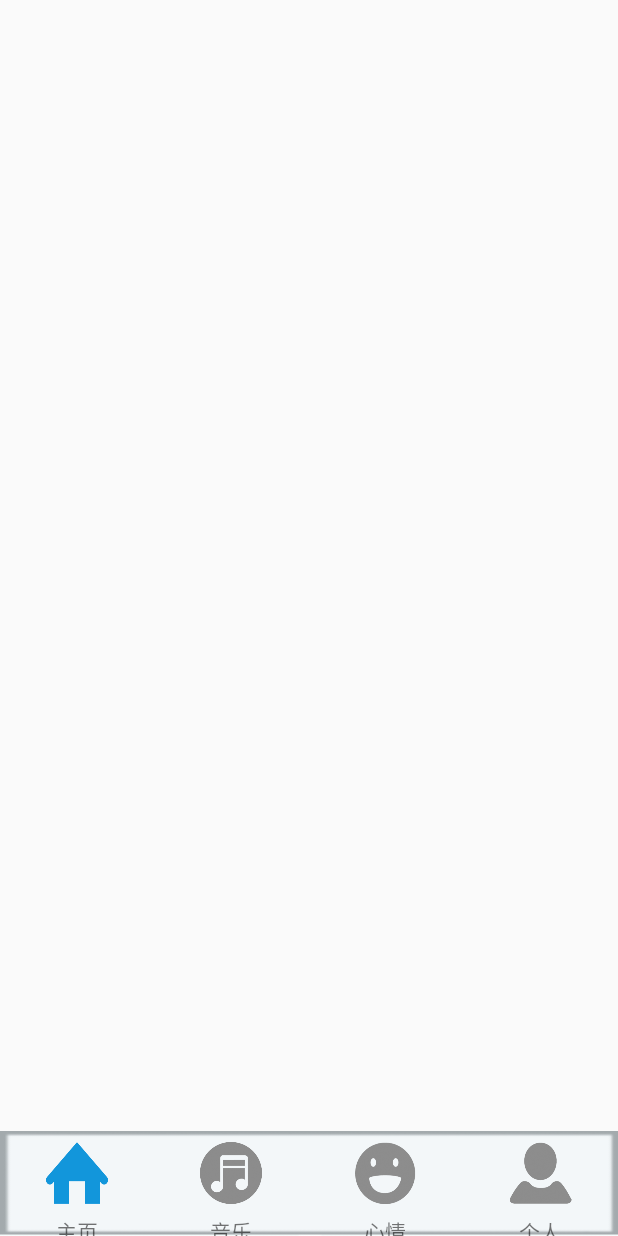
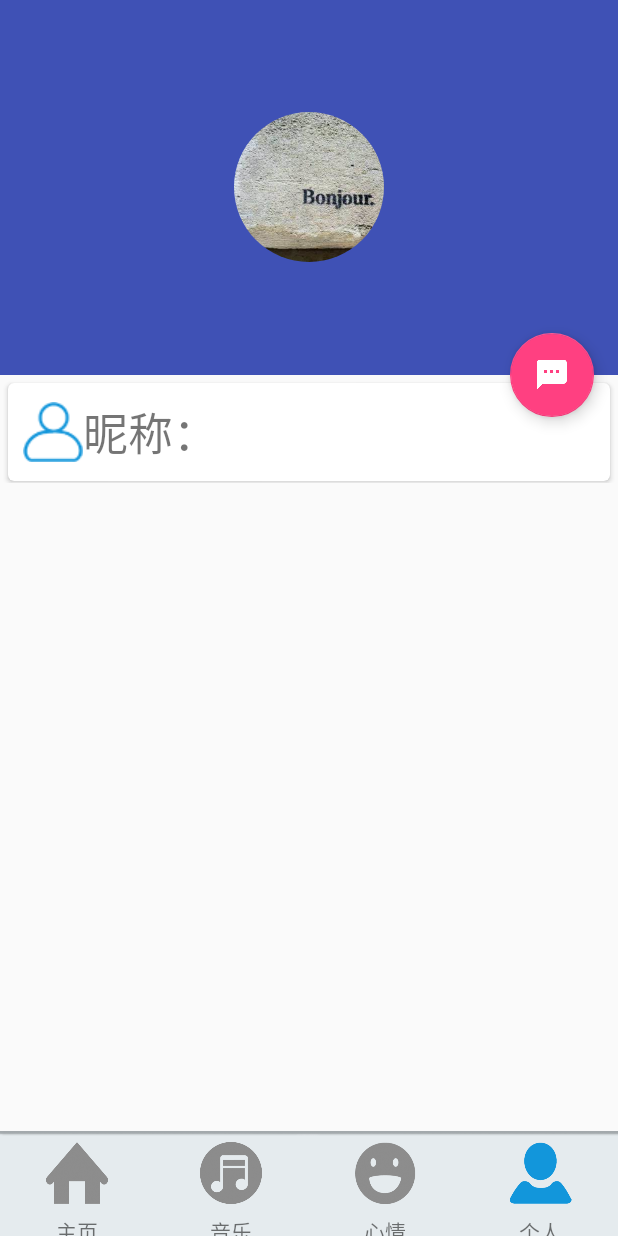
Before and after one commit to LeoGoTi/TaSays, an Android app: the MainActivity screen opened directly, with no data from a screen before it, on a phone screen of 412 x 824 dp. Run offline under Robolectric (Android 15) with nearby library versions, the phone set to English and light mode, and no system bars; our stand-ins replace CircleImageView.

Commit message:
version0.1.6

```diff
--- a/app/build.gradle
+++ b/app/build.gradle
@@ -26,4 +26,7 @@ dependencies {
     testImplementation 'junit:junit:4.12'
     androidTestImplementation 'com.android.support.test:runner:1.0.1'
     androidTestImplementation 'com.android.support.test.espresso:espresso-core:3.0.1'
+    compile 'com.android.support:design:26.1.0'
+    compile 'com.android.support:cardview-v7:26.1.0'
+    compile 'de.hdodenhof:circleimageview:2.1.0'
 }
--- a/app/src/main/res/layout/main_layout.xml
+++ b/app/src/main/res/layout/main_layout.xml
@@ -1,95 +1,215 @@
+<LinearLayout xmlns:android="http://schemas.android.com/apk/res/android"
+    xmlns:app="http://schemas.android.com/apk/res-auto"
+    android:layout_width="match_parent"
+    android:layout_height="match_parent"
+    android:orientation="vertical">
+
+    <FrameLayout
+        android:id="@+id/main_personal_frag"
+        android:layout_width="match_parent"
+        android:layout_height="0sp"
+        android:layout_weight="1">
+
+        <android.support.design.widget.CoordinatorLayout xmlns:android="http://schemas.android.com/apk/res/android"
+            xmlns:app="http://schemas.android.com/apk/res-auto"
+            android:layout_width="match_parent"
+            android:layout_height="match_parent"
+            android:fitsSystemWindows="true">
+
+            <android.support.design.widget.AppBarLayout
+                android:id="@+id/appBar"
+                android:layout_width="match_parent"
+                android:layout_height="250dp"
+                android:fitsSystemWindows="true">
+
+                <android.support.design.widget.CollapsingToolbarLayout
+                    android:id="@+id/collapsing_toolbar"
+                    android:layout_width="match_parent"
+                    android:layout_height="match_parent"
+                    android:fitsSystemWindows="true"
+                    android:theme="@style/ThemeOverlay.AppCompat.Dark.ActionBar"
+                    app:contentScrim="?attr/colorPrimary"
+                    app:layout_scrollFlags="scroll|exitUntilCollapsed">
+
+                    <ImageView
+                        android:id="@+id/back_image_view"
+                        android:layout_width="match_parent"
+                        android:layout_height="match_parent"
+                        android:fitsSystemWindows="true"
+                        android:scaleType="centerCrop"
+                        app:layout_collapseMode="parallax" />
+
+                    <de.hdodenhof.circleimageview.CircleImageView
+                        android:id="@+id/portrait"
+                        android:layout_width="100dp"
+                        android:layout_height="100dp"
+                        android:src="@drawable/port"
+                        android:layout_gravity="center"/>
+
+                    <android.support.v7.widget.Toolbar
+                        android:layout_width="match_parent"
+                        android:layout_height="?attr/actionBarSize"
+                        app:layout_collapseMode="pin">
+
+                    </android.support.v7.widget.Toolbar>
+
+
+
+                </android.support.design.widget.CollapsingToolbarLayout>
+            </android.support.design.widget.AppBarLayout>
+
+            <android.support.v4.widget.NestedScrollView
+                android:layout_width="match_parent"
+                android:layout_height="match_parent"
+                app:layout_behavior="@string/appbar_scrolling_view_behavior">
+
+                <LinearLayout
+                    android:layout_width="match_parent"
+                    android:layout_height="wrap_content"
+                    android:orientation="vertical">
+
+                    <android.support.v7.widget.CardView
+                        android:layout_width="match_parent"
+                        android:layout_height="wrap_content"
+                        android:layout_marginBottom="1dp"
+                        android:layout_marginLeft="5dp"
+                        android:layout_marginRight="5dp"
+                        android:layout_marginTop="5dp"
+                        app:cardCornerRadius="4dp">
+
+                        <TextView
+                            android:id="@+id/fruit_content_text"
+                            android:layout_width="wrap_content"
+                            android:layout_height="wrap_content"
+                            android:layout_margin="10dp"
+                            android:textSize="30dp"
+                            android:text="昵称："
+                            android:drawableStart="@drawable/account"/>
+
+                    </android.support.v7.widget.CardView>
+
+
+
+                </LinearLayout>
+
+            </android.support.v4.widget.NestedScrollView>
+
+            <android.support.design.widget.FloatingActionButton
+                android:layout_width="wrap_content"
+                android:layout_height="wrap_content"
+                android:layout_margin="16dp"
+                android:src="@mipmap/ic_comment"
+                app:layout_anchor="@id/appBar"
+                app:layout_anchorGravity="bottom|end" />
+        </android.support.design.widget.CoordinatorLayout>
+    </FrameLayout>
+
+
     <LinearLayout xmlns:android="http://schemas.android.com/apk/res/android"
         android:layout_width="match_parent"
         android:layout_height="70sp"
-    android:layout_gravity="bottom"
-    android:background="@drawable/navigation">
+        android:background="@drawable/navigation"
+        android:gravity="bottom">
+
         <LinearLayout
             android:id="@+id/main_home"
-        android:orientation="vertical"
             android:layout_width="0sp"
             android:layout_height="wrap_content"
-        android:layout_weight="1">
+            android:layout_weight="1"
+            android:orientation="vertical">
+
             <ImageView
                 android:id="@+id/main_home_p"
                 android:layout_width="wrap_content"
                 android:layout_height="0sp"
-            android:src="@drawable/zhuye"
+                android:layout_gravity="top|center"
+                android:layout_marginBottom="7sp"
+                android:layout_marginTop="7sp"
                 android:layout_weight="2"
-            android:layout_marginTop="7sp"
-            android:layout_marginBottom="7sp"
-            android:layout_gravity="top|center"/>
+                android:src="@drawable/zhuye_1" />
+
             <TextView
                 android:layout_width="match_parent"
                 android:layout_height="0sp"
                 android:layout_weight="1"
-            android:text="主页"
-            android:gravity="center"/>
+                android:gravity="center"
+                android:text="主页" />
         </LinearLayout>
+
         <LinearLayout
             android:id="@+id/main_music"
-        android:orientation="vertical"
             android:layout_width="0sp"
             android:layout_height="wrap_content"
-        android:layout_weight="1">
+            android:layout_weight="1"
+            android:orientation="vertical">
+
             <ImageView
                 android:id="@+id/main_music_p"
                 android:layout_width="wrap_content"
                 android:layout_height="0sp"
-            android:src="@drawable/yinyue_1"
+                android:layout_gravity="top|center"
+                android:layout_marginBottom="7sp"
+                android:layout_marginTop="7sp"
                 android:layout_weight="2"
-            android:layout_marginTop="7sp"
-            android:layout_marginBottom="7sp"
-            android:layout_gravity="top|center"/>
+                android:src="@drawable/yinyue_1" />
+
             <TextView
                 android:layout_width="match_parent"
                 android:layout_height="0sp"
                 android:layout_weight="1"
-            android:text="音乐"
-            android:gravity="center"/>
+                android:gravity="center"
+                android:text="音乐" />
         </LinearLayout>
+
         <LinearLayout
             android:id="@+id/main_mood"
-        android:orientation="vertical"
             android:layout_width="0sp"
             android:layout_height="wrap_content"
-        android:layout_weight="1">
+            android:layout_weight="1"
+            android:orientation="vertical">
+
             <ImageView
                 android:id="@+id/main_mood_p"
                 android:layout_width="wrap_content"
                 android:layout_height="0sp"
-            android:src="@drawable/xinqing_1"
+                android:layout_gravity="top|center"
+                android:layout_marginBottom="7sp"
+                android:layout_marginTop="7sp"
                 android:layout_weight="2"
-            android:layout_marginTop="7sp"
-            android:layout_marginBottom="7sp"
-            android:layout_gravity="top|center"/>
+                android:src="@drawable/xinqing_1" />
+
             <TextView
                 android:layout_width="match_parent"
                 android:layout_height="0sp"
                 android:layout_weight="1"
-            android:text="心情"
-            android:gravity="center"/>
+                android:gravity="center"
+                android:text="心情" />
         </LinearLayout>
+
         <LinearLayout
             android:id="@+id/main_personal"
-        android:orientation="vertical"
             android:layout_width="0sp"
             android:layout_height="wrap_content"
-        android:layout_weight="1">
+            android:layout_weight="1"
+            android:orientation="vertical">
+
             <ImageView
                 android:id="@+id/main_personal_p"
                 android:layout_width="wrap_content"
                 android:layout_height="0sp"
-            android:src="@drawable/geren_1"
+                android:layout_gravity="top|center"
+                android:layout_marginBottom="7sp"
+                android:layout_marginTop="7sp"
                 android:layout_weight="2"
-            android:layout_marginTop="7sp"
-            android:layout_marginBottom="7sp"
-            android:layout_gravity="top|center"/>
+                android:src="@drawable/geren" />
+
             <TextView
                 android:layout_width="match_parent"
                 android:layout_height="0sp"
                 android:layout_weight="1"
-            android:text="个人"
-            android:gravity="center"/>
+                android:gravity="center"
+                android:text="个人" />
         </LinearLayout>
 
     </LinearLayout>
+</LinearLayout>
--- /dev/null
+++ b/app/src/main/res/values-v21/style.xml
@@ -0,0 +1,8 @@
+<?xml version="1.0" encoding="utf-8"?>
+<resources>
+    <style name="FruitActivityTheme" parent="AppTheme">
+        <item name="android:statusBarColor">
+            @android:color/transparent
+        </item>
+    </style>
+</resources>
--- a/app/src/main/res/values/styles.xml
+++ b/app/src/main/res/values/styles.xml
@@ -20,4 +20,6 @@
         <item name="android:background">@color/black_overlay</item>
     </style>
 
+    <style name="FruitActivityTheme" parent="AppTheme"></style>
+
 </resources>
```
Also changed, not shown: app/src/main/res/drawable/account.png (added), app/src/main/res/drawable/navigation.png, app/src/main/res/drawable/port.png (added), app/src/main/res/mipmap-xxhdpi/ic_comment.png (added). Lines whose indentation alone changed are shown as unchanged.
